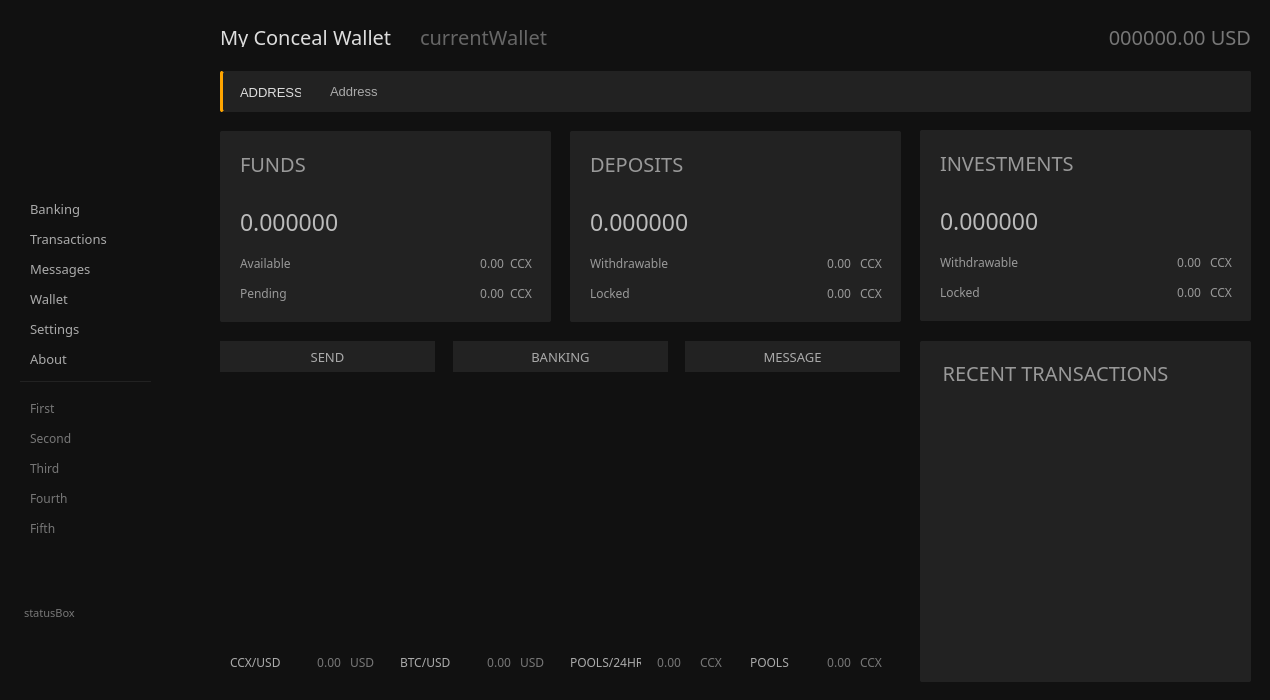
The window that src/gui/ui/overviewframe.ui (ConcealNetwork/conceal-desktop) describes before a commit, drawn with Qt 5.
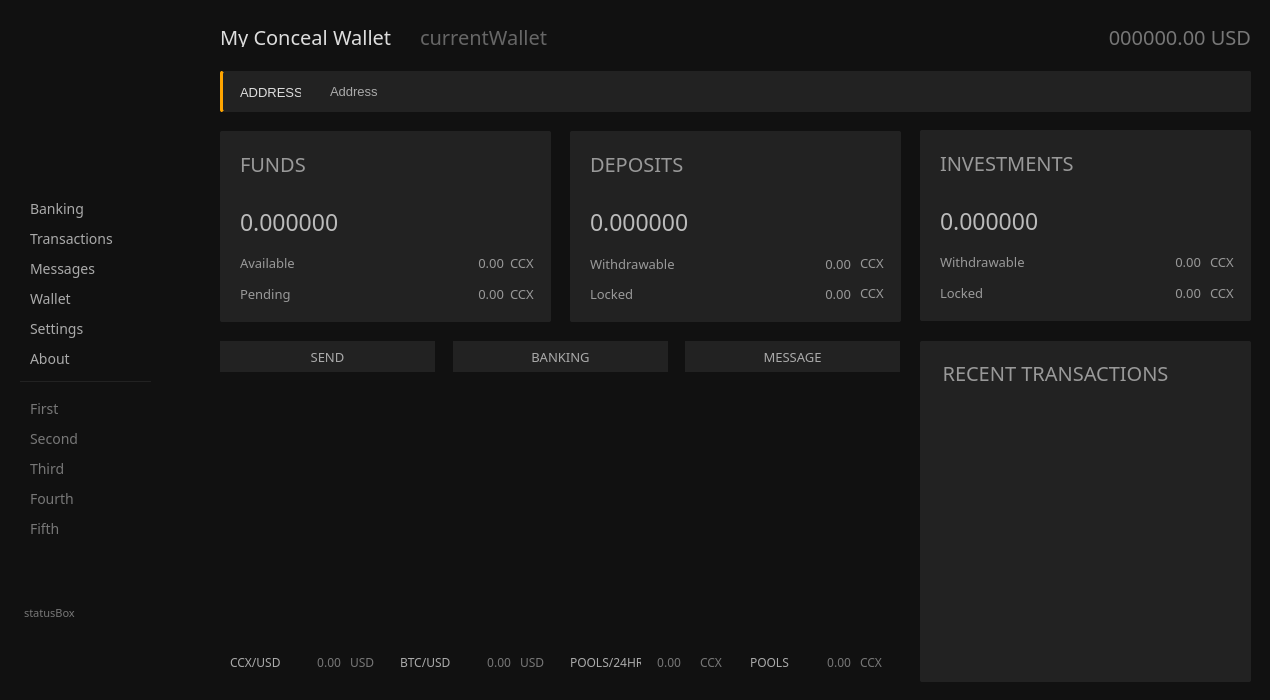
The same window after the commit. Icons and pictures are not drawn.

Commit message: more font size tweaks

The edit to the form file:
```diff
--- a/src/gui/ui/overviewframe.ui
+++ b/src/gui/ui/overviewframe.ui
@@ -116,9 +116,7 @@
        <property name="styleSheet">
         <string notr="true">text-align: left; color: #aaa; margin-left: 20px;
 font-family: Poppins;
-font-size: 13px;
-
-</string>
+font-size: 14px;</string>
        </property>
        <property name="text">
         <string>Banking</string>
@@ -148,7 +146,7 @@
        <property name="styleSheet">
         <string notr="true">text-align: left; color: #aaa; margin-left: 20px;
 font-family: Poppins;
-font-size: 13px;</string>
+font-size: 14px;</string>
        </property>
        <property name="text">
         <string>Messages</string>
@@ -178,7 +176,7 @@
        <property name="styleSheet">
         <string notr="true">text-align: left; color: #aaa; margin-left: 20px;
 font-family: Poppins;
-font-size: 13px;</string>
+font-size: 14px;</string>
        </property>
        <property name="text">
         <string>About</string>
@@ -208,7 +206,7 @@
        <property name="styleSheet">
         <string notr="true">text-align: left; color: #aaa; margin-left: 20px;
 font-family: Poppins;
-font-size: 13px;</string>
+font-size: 14px;</string>
        </property>
        <property name="text">
         <string>Transactions</string>
@@ -238,7 +236,7 @@
        <property name="styleSheet">
         <string notr="true">text-align: left; color: #aaa; margin-left: 20px;
 font-family: Poppins;
-font-size: 13px;</string>
+font-size: 14px;</string>
        </property>
        <property name="text">
         <string>Settings</string>
@@ -302,7 +300,7 @@
        <property name="styleSheet">
         <string notr="true">text-align: left; color: #aaa; margin-left: 20px;
 font-family: Poppins;
-font-size: 13px;</string>
+font-size: 14px;</string>
        </property>
        <property name="text">
         <string>Wallet</string>
@@ -348,7 +346,7 @@
        <property name="styleSheet">
         <string notr="true">text-align: left; color: #777; margin-left: 20px;
 font-family: Poppins;
-font-size: 12px;</string>
+font-size: 14px;</string>
        </property>
        <property name="text">
         <string>First</string>
@@ -378,7 +376,7 @@
        <property name="styleSheet">
         <string notr="true">text-align: left; color: #777; margin-left: 20px;
 font-family: Poppins;
-font-size: 12px;</string>
+font-size: 14px;</string>
        </property>
        <property name="text">
         <string>Second</string>
@@ -408,7 +406,7 @@
        <property name="styleSheet">
         <string notr="true">text-align: left; color: #777; margin-left: 20px;
 font-family: Poppins;
-font-size: 12px;</string>
+font-size: 14px;</string>
        </property>
        <property name="text">
         <string>Third</string>
@@ -438,7 +436,7 @@
        <property name="styleSheet">
         <string notr="true">text-align: left; color: #777; margin-left: 20px;
 font-family: Poppins;
-font-size: 12px;</string>
+font-size: 14px;</string>
        </property>
        <property name="text">
         <string>Fourth</string>
@@ -468,7 +466,7 @@
        <property name="styleSheet">
         <string notr="true">text-align: left; color: #777; margin-left: 20px;
 font-family: Poppins;
-font-size: 12px;</string>
+font-size: 14px;</string>
        </property>
        <property name="text">
         <string>Fifth</string>
@@ -638,7 +636,7 @@
         <string notr="true">color: #999;
 background: transparent;
 font-family: Poppins;
-font-size: 12px;</string>
+font-size: 13px;</string>
        </property>
        <property name="text">
         <string>Pending</string>
@@ -663,7 +661,7 @@
         <string notr="true">color: #999;
 background: transparent;
 font-family: Poppins;
-font-size: 12px;</string>
+font-size: 13px;</string>
        </property>
        <property name="text">
         <string>Available</string>
@@ -688,7 +686,7 @@
         <string notr="true">color: #999;
 background: transparent;
 font-family: Poppins;
-font-size: 12px;</string>
+font-size: 13px;</string>
        </property>
        <property name="text">
         <string notr="true">0.00</string>
@@ -716,7 +714,7 @@
         <string notr="true">color: #999;
 background: transparent;
 font-family: Poppins;
-font-size: 12px;</string>
+font-size: 13px;</string>
        </property>
        <property name="text">
         <string notr="true">0.00</string>
@@ -744,7 +742,7 @@
         <string notr="true">color: #999;
 background: transparent;
 font-family: Poppins;
-font-size: 12px;</string>
+font-size: 13px;</string>
        </property>
        <property name="text">
         <string notr="true">CCX</string>
@@ -769,7 +767,7 @@
         <string notr="true">color: #999;
 background: transparent;
 font-family: Poppins;
-font-size: 12px;</string>
+font-size: 13px;</string>
        </property>
        <property name="text">
         <string notr="true">CCX</string>
@@ -920,7 +918,7 @@
         <string notr="true">color: #999;
 background: transparent;
 font-family: Poppins;
-font-size: 12px;</string>
+font-size: 13px;</string>
        </property>
        <property name="text">
         <string>Locked</string>
@@ -945,7 +943,7 @@
         <string notr="true">color: #999;
 background: transparent;
 font-family: Poppins;
-font-size: 12px;</string>
+font-size: 13px;</string>
        </property>
        <property name="text">
         <string notr="true">CCX</string>
@@ -970,7 +968,7 @@
         <string notr="true">color: #999;
 background: transparent;
 font-family: Poppins;
-font-size: 12px;</string>
+font-size: 13px;</string>
        </property>
        <property name="text">
         <string notr="true">0.00</string>
@@ -998,7 +996,7 @@
         <string notr="true">color: #999;
 background: transparent;
 font-family: Poppins;
-font-size: 12px;</string>
+font-size: 13px;</string>
        </property>
        <property name="text">
         <string>Withdrawable</string>
@@ -1023,7 +1021,7 @@
         <string notr="true">color: #999;
 background: transparent;
 font-family: Poppins;
-font-size: 12px;</string>
+font-size: 13px;</string>
        </property>
        <property name="text">
         <string notr="true">0.00</string>
@@ -1051,7 +1049,7 @@
         <string notr="true">color: #999;
 background: transparent;
 font-family: Poppins;
-font-size: 12px;</string>
+font-size: 13px;</string>
        </property>
        <property name="text">
         <string notr="true">CCX</string>
@@ -1183,7 +1181,7 @@
         <rect>
          <x>110</x>
          <y>5</y>
-         <width>811</width>
+         <width>831</width>
          <height>31</height>
         </rect>
        </property>
@@ -1436,7 +1434,7 @@
         <string notr="true">color: #999;
 background: transparent;
 font-family: Poppins;
-font-size: 12px;</string>
+font-size: 13px;</string>
        </property>
        <property name="text">
         <string>Locked</string>
@@ -1461,7 +1459,7 @@
         <string notr="true">color: #999;
 background: transparent;
 font-family: Poppins;
-font-size: 12px;</string>
+font-size: 13px;</string>
        </property>
        <property name="text">
         <string>Withdrawable</string>
@@ -1486,7 +1484,7 @@
         <string notr="true">color: #999;
 background: transparent;
 font-family: Poppins;
-font-size: 12px;</string>
+font-size: 13px;</string>
        </property>
        <property name="text">
         <string notr="true">0.00</string>
@@ -1514,7 +1512,7 @@
         <string notr="true">color: #999;
 background: transparent;
 font-family: Poppins;
-font-size: 12px;</string>
+font-size: 13px;</string>
        </property>
        <property name="text">
         <string notr="true">0.00</string>
@@ -1542,7 +1540,7 @@
         <string notr="true">color: #999;
 background: transparent;
 font-family: Poppins;
-font-size: 12px;</string>
+font-size: 13px;</string>
        </property>
        <property name="text">
         <string notr="true">CCX</string>
@@ -1567,7 +1565,7 @@
         <string notr="true">color: #999;
 background: transparent;
 font-family: Poppins;
-font-size: 12px;</string>
+font-size: 13px;</string>
        </property>
        <property name="text">
         <string notr="true">CCX</string>
```
Left out of the diff: 9 changed lines with no effect on the pictures. The commit also changes 6 other files.
